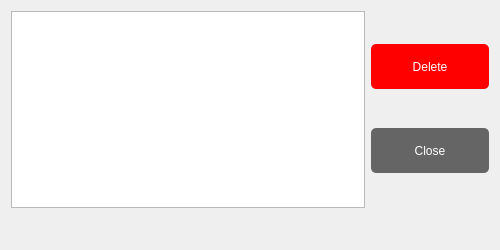
Old version of the form GeneratedUI/uifiles/deletebooks.ui in the repository ayushr01/Library-Management-System.
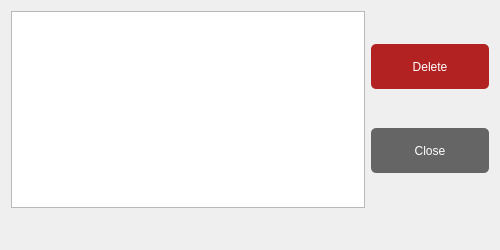
New version of the form.

```diff
--- a/GeneratedUI/uifiles/deletebooks.ui
+++ b/GeneratedUI/uifiles/deletebooks.ui
@@ -55,7 +55,7 @@
          </property>
          <property name="styleSheet">
           <string notr="true">QPushButton#deletebutton{
-	background-color: red;
+	background-color: FireBrick;
 	border-radius: 5px;
 	color: white;
 }
```
